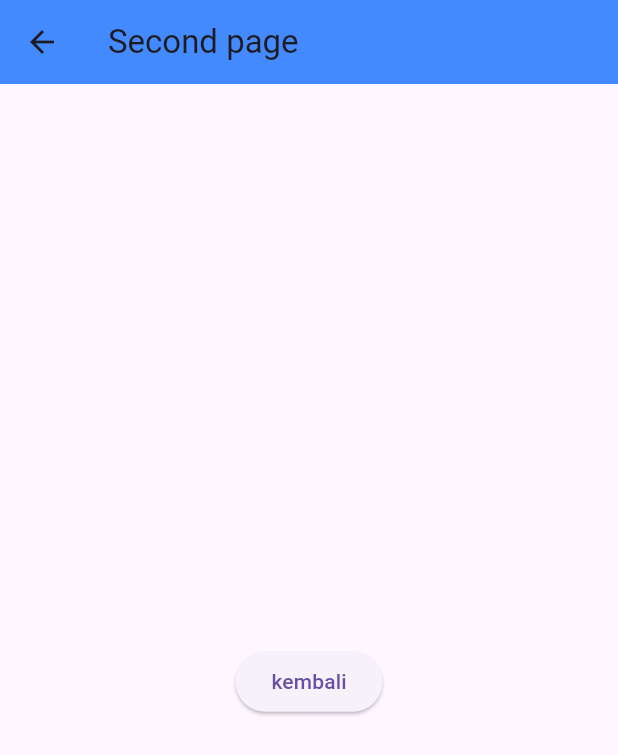
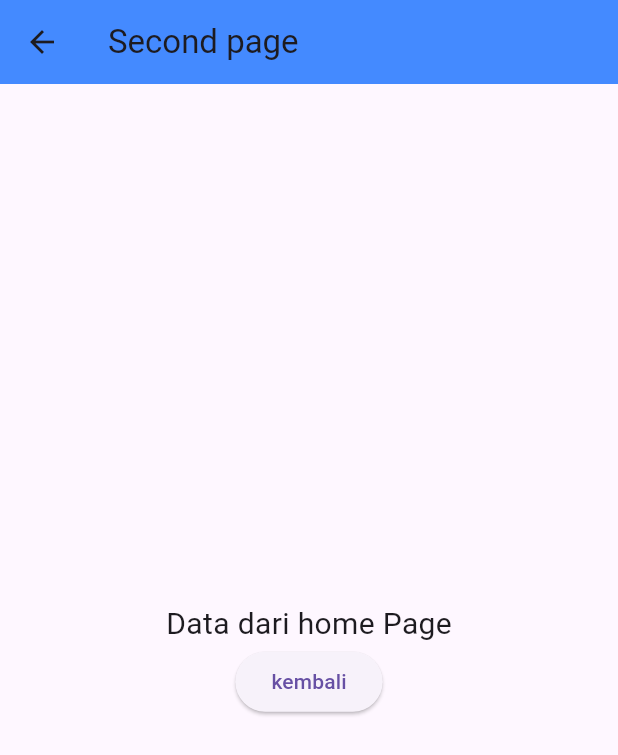
Before and after one commit to septyaanp/21102177_TI3_ppb2234-2coba, a Flutter app: the screen it shows after launch, after a tap on "menuju halaman kedua", on a phone screen of 412 x 824 dp. Shown: the top 755 px of the screen. Run offline on Flutter 3.47's test engine with Material 3 defaults, Android fonts, the phone set to English and light mode, and no system bars; our stand-ins replace bloc, equatable, flutter_bloc.

Commit message:
step 11 : Menambahkan Argument

```diff
--- a/navigation_dan_routing_prak5/lib/home_page.dart
+++ b/navigation_dan_routing_prak5/lib/home_page.dart
@@ -14,8 +14,12 @@ class HomePage extends StatelessWidget {
       body: Center(
         child: ElevatedButton(
           onPressed: () {
-            Navigator.push(context,
-                MaterialPageRoute(builder: (context) => const SecondPage()));
+            Navigator.push(
+                context,
+                MaterialPageRoute(
+                    builder: (context) => const SecondPage(
+                          data: 'Data dari home Page',
+                        )));
           },
           child: const Text('menuju halaman kedua'),
         ),
```
